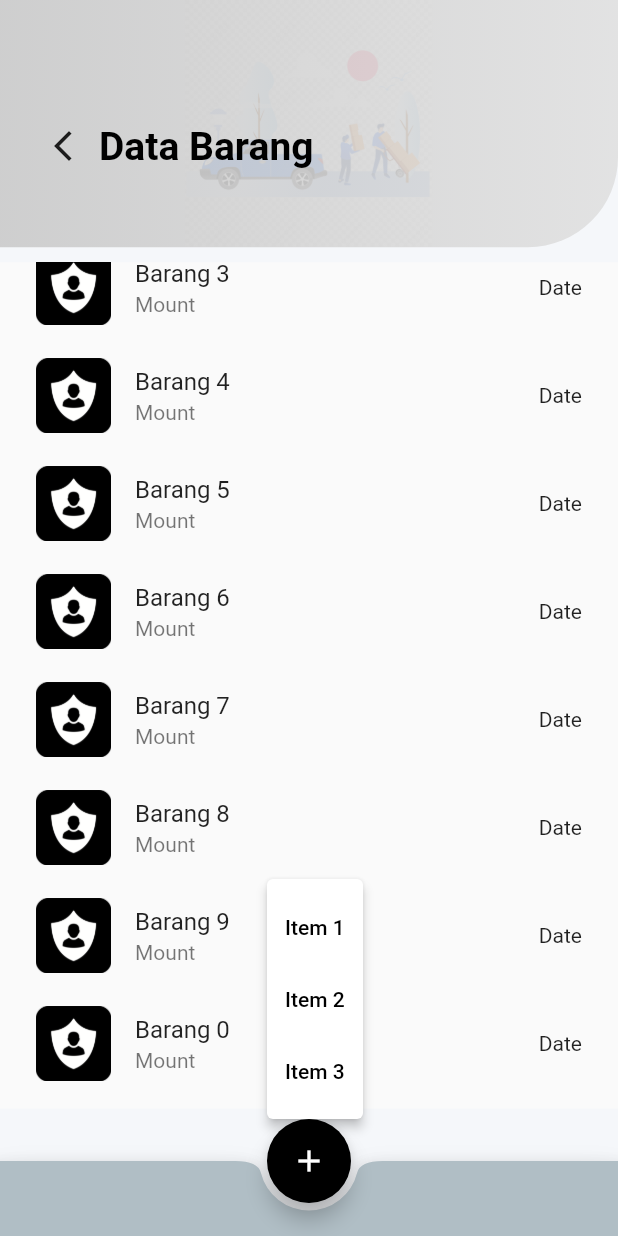
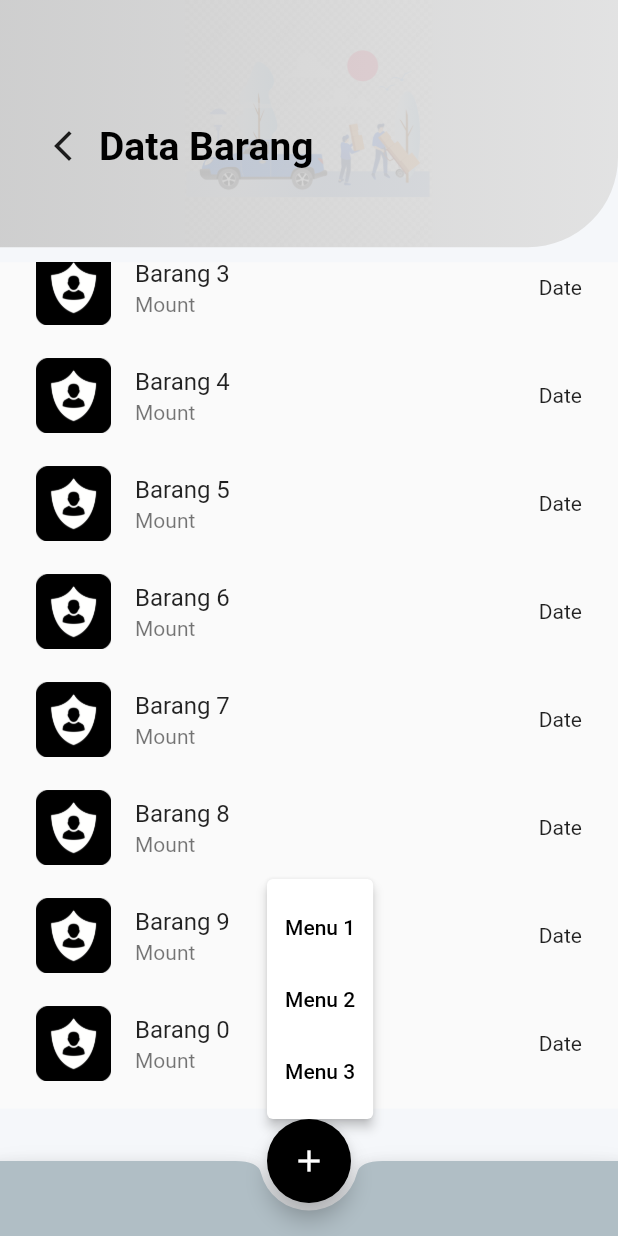
Before and after one commit to zzeviafnand/iventory_application, a Flutter app: the BarangPage screen opened directly, scrolled down 171 dp, after a tap on the "add" icon, on a phone screen of 412 x 824 dp. Run offline on Flutter 3.47's test engine with Material 2 defaults, Android fonts, the phone set to English and light mode, and no system bars; our stand-ins replace fl_chart.

Commit message:
Fix All Ui

```diff
--- a/lib/components/content/regis_widget.dart
+++ b/lib/components/content/regis_widget.dart
@@ -1,8 +1,8 @@
 import 'package:flutter/material.dart';
 
-import '../field/reg_button.dart';
 import '../loginRegisComponent/my_textfield.dart';
 import '../loginRegisComponent/password_widget.dart';
+import '../loginRegisComponent/reg_button.dart';
 
 class RegisWidget extends StatelessWidget {
   RegisWidget({super.key});
--- /dev/null
+++ b/lib/components/menu_widget.dart
@@ -0,0 +1,43 @@
+// ignore_for_file: unused_local_variable
+
+import 'package:flutter/material.dart';
+
+enum SampleItem { itemOne, itemTwo, itemThree }
+
+class MenuWidget extends StatefulWidget {
+  const MenuWidget({super.key});
+
+  @override
+  State<MenuWidget> createState() => _MenuWidgetState();
+}
+
+class _MenuWidgetState extends State<MenuWidget> {
+  @override
+  Widget build(BuildContext context) {
+    SampleItem? selectedMenu;
+    return MenuAnchor(
+      builder:
+          (BuildContext context, MenuController controller, Widget? child) {
+        return FloatingActionButton(
+          backgroundColor: Colors.black,
+          onPressed: () {
+            if (controller.isOpen) {
+              controller.close();
+            } else {
+              controller.open();
+            }
+          },
+          child: const Icon(Icons.add_outlined),
+        );
+      },
+      menuChildren: List<MenuItemButton>.generate(
+        3,
+        (int index) => MenuItemButton(
+          onPressed: () =>
+              setState(() => selectedMenu = SampleItem.values[index]),
+          child: Text('Menu ${index + 1}'),
+        ),
+      ),
+    );
+  }
+}
--- a/lib/pages/data_barang_page.dart
+++ b/lib/pages/data_barang_page.dart
@@ -2,6 +2,7 @@
 
 import 'package:flutter/material.dart';
 import 'package:iventory_application/components/appBar/navbar_top.dart';
+import 'package:iventory_application/components/menu_widget.dart';
 import '../components/data_widget.dart';
 
 enum SampleItem { itemOne, itemTwo, itemThree }
@@ -33,30 +34,7 @@ class _BarangPageState extends State<BarangPage> {
           )
         ],
       ),
-      floatingActionButton: MenuAnchor(
-        builder:
-            (BuildContext context, MenuController controller, Widget? child) {
-          return FloatingActionButton(
-            backgroundColor: Colors.black,
-            onPressed: () {
-              if (controller.isOpen) {
-                controller.close();
-              } else {
-                controller.open();
-              }
-            },
-            child: const Icon(Icons.add_outlined),
-          );
-        },
-        menuChildren: List<MenuItemButton>.generate(
-          3,
-          (int index) => MenuItemButton(
-            onPressed: () =>
-                setState(() => selectedMenu = SampleItem.values[index]),
-            child: Text('Item ${index + 1}'),
-          ),
-        ),
-      ),
+      floatingActionButton: const MenuWidget(),
       floatingActionButtonLocation: FloatingActionButtonLocation.centerDocked,
       bottomNavigationBar: BottomAppBar(
         height: 50,
```
